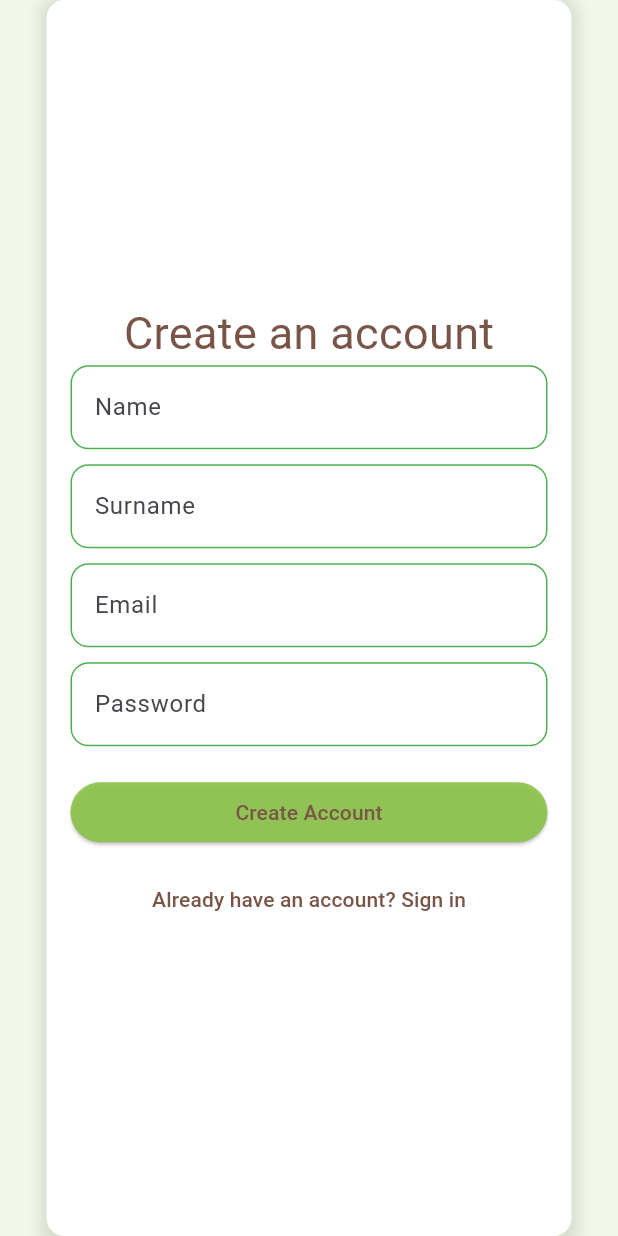
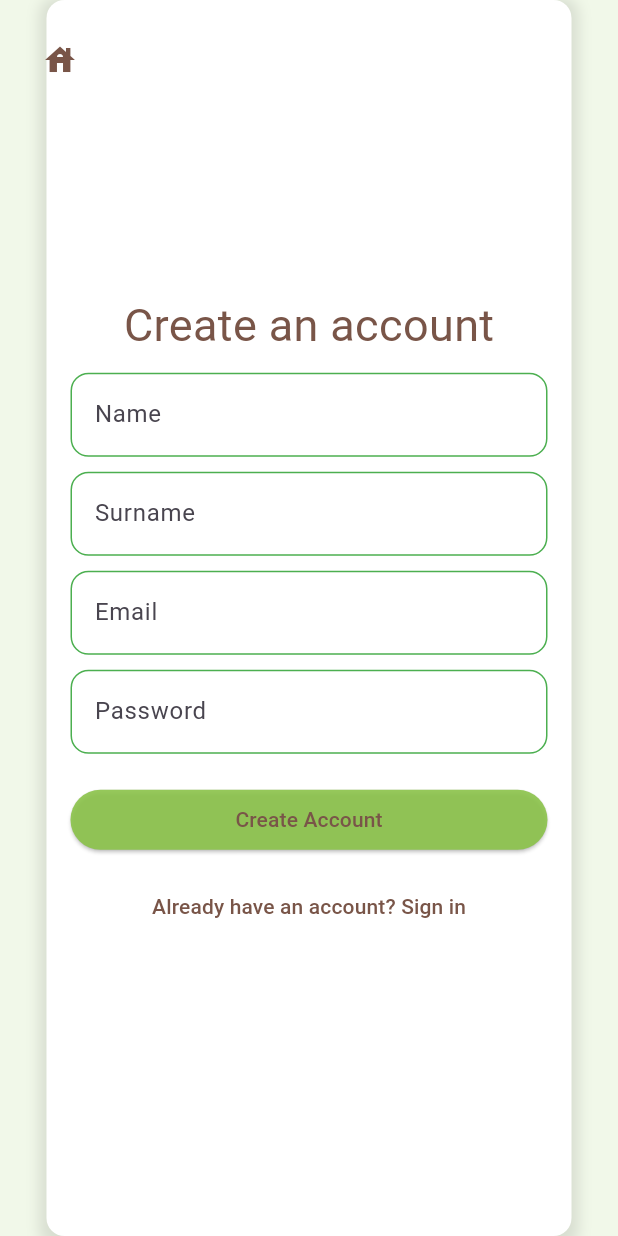
Before and after one commit to chloe900/QuickGigs, a Flutter app: the screen it shows after launch, after a tap on "Sign up", on a phone screen of 412 x 824 dp. Run offline on Flutter 3.47's test engine with Material 3 defaults, Android fonts, the phone set to English and light mode, and no system bars.

Commit message:
added some things

```diff
--- a/lib/main.dart
+++ b/lib/main.dart
@@ -133,67 +133,3 @@ class LandingPage extends StatelessWidget {
     );
   }
 }
-
-class Section extends StatelessWidget {
-  final String title;
-  final Color color;
-  final String content;
-  final Widget? image;
-  final bool textBox;
-  final bool imageOnLeft; // New parameter to control alignment
-
-  const Section({
-    Key? key,
-    required this.title,
-    required this.color,
-    required this.content,
-    this.image,
-    this.textBox = false,
-    this.imageOnLeft = false, // Default to false if not specified
-  }) : super(key: key);
-
-  @override
-  Widget build(BuildContext context) {
-    List<Widget> rowChildren = [
-      Flexible(
-        flex: 3,
-        child: Column(
-          crossAxisAlignment: CrossAxisAlignment.start,
-          children: [
-            Text(title, style: TextStyle(fontSize: 24, fontWeight: FontWeight.bold)),
-            SizedBox(height: 8),
-            Text(content, style: TextStyle(fontSize: 16)),
-            if (textBox) ...[
-              SizedBox(height: 16),
-              TextField(
-                decoration: InputDecoration(
-                  border: OutlineInputBorder(),
-                  labelText: 'Enter your text here',
-                ),
-              ),
-            ],
-          ],
-        ),
-      ),
-      if (image != null) ...[
-        SizedBox(width: 16),
-        Flexible(
-          flex: 2,
-          child: image!,
-        ),
-      ],
-    ];
-
-    if (imageOnLeft) {
-      rowChildren = rowChildren.reversed.toList();
-    }
-
-    return Container(
-      color: color,
-      padding: EdgeInsets.all(16.0),
-      child: Row(
-        children: rowChildren,
-      ),
-    );
-  }
-}
--- a/lib/misc_functions.dart
+++ b/lib/misc_functions.dart
@@ -1,5 +1,69 @@
 import 'package:flutter/material.dart';
 import 'package:url_launcher/url_launcher.dart';
+
+class Section extends StatelessWidget {
+  final String title;
+  final Color color;
+  final String content;
+  final Widget? image;
+  final bool textBox;
+  final bool imageOnLeft; // New parameter to control alignment
+
+  const Section({
+    Key? key,
+    required this.title,
+    required this.color,
+    required this.content,
+    this.image,
+    this.textBox = false,
+    this.imageOnLeft = false, // Default to false if not specified
+  }) : super(key: key);
+
+  @override
+  Widget build(BuildContext context) {
+    List<Widget> rowChildren = [
+      Flexible(
+        flex: 3,
+        child: Column(
+          crossAxisAlignment: CrossAxisAlignment.start,
+          children: [
+            Text(title, style: TextStyle(fontSize: 24, fontWeight: FontWeight.bold)),
+            SizedBox(height: 8),
+            Text(content, style: TextStyle(fontSize: 16)),
+            if (textBox) ...[
+              SizedBox(height: 16),
+              TextField(
+                decoration: InputDecoration(
+                  border: OutlineInputBorder(),
+                  labelText: 'Enter your text here',
+                ),
+              ),
+            ],
+          ],
+        ),
+      ),
+      if (image != null) ...[
+        SizedBox(width: 16),
+        Flexible(
+          flex: 2,
+          child: image!,
+        ),
+      ],
+    ];
+
+    if (imageOnLeft) {
+      rowChildren = rowChildren.reversed.toList();
+    }
+
+    return Container(
+      color: color,
+      padding: EdgeInsets.all(16.0),
+      child: Row(
+        children: rowChildren,
+      ),
+    );
+  }
+}
 
 class ContactUs {
   static Future<void> launchEmail({required String email, required String subject}) async {
--- a/lib/signup/signup.dart
+++ b/lib/signup/signup.dart
@@ -25,7 +25,10 @@ class _SignUpPageState extends State<SignUpPage> {
   Widget build(BuildContext context) {
     return Scaffold(
       backgroundColor: Colors.lightGreen[50], // Background color of the page
-      body: Center(
+      body: Stack(
+        children: [
+          // Main content
+          Center(
             child: Container(
               width: 350, // Width of the container
               padding: EdgeInsets.all(16.0),
@@ -45,7 +48,8 @@ class _SignUpPageState extends State<SignUpPage> {
                 mainAxisSize: MainAxisSize.max, // Minimize the column size
                 mainAxisAlignment: MainAxisAlignment.center, // Center contents vertically
                 children: [
-              Text("Create an account", style: TextStyle(color: Colors.brown, fontSize: 30 ),),
+                  Text("Create an account", style: TextStyle(color: Colors.brown, fontSize: 30)),
+                  SizedBox(height: 10),
                   TextField(
                     controller: _nameController,
                     decoration: InputDecoration(
@@ -119,19 +123,20 @@ class _SignUpPageState extends State<SignUpPage> {
                     obscureText: true,
                   ),
                   SizedBox(height: 20),
-            Row(children: [
+                  Row(
+                    children: [
                       Expanded(
-              child:  ElevatedButton(
+                        child: ElevatedButton(
                           onPressed: _signUp,
                           style: ElevatedButton.styleFrom(
                             backgroundColor: Colors.lightGreen.withOpacity(0.9), // Background color of the button
                             foregroundColor: Colors.brown, // Text color
                           ),
                           child: Text('Create Account'),
-              )
-
-             )
-            ],),
+                        ),
+                      ),
+                    ],
+                  ),
                   SizedBox(height: 10),
                   TextButton(
                     onPressed: () {
@@ -149,6 +154,19 @@ class _SignUpPageState extends State<SignUpPage> {
               ),
             ),
           ),
+          // House icon button at the top left corner
+          Positioned(
+            top: 16.0,
+            left: 16.0,
+            child: IconButton(
+              icon: Icon(Icons.house, color: Colors.brown),
+              onPressed: () {
+                Navigator.pop(context); // Navigate to the main landing page
+              },
+            ),
+          ),
+        ],
+      ),
     );
   }
 }
```
Also changed, not shown: lib/signup/signin.dart (+24 -8 lines). Lines whose indentation alone changed are shown as unchanged.
